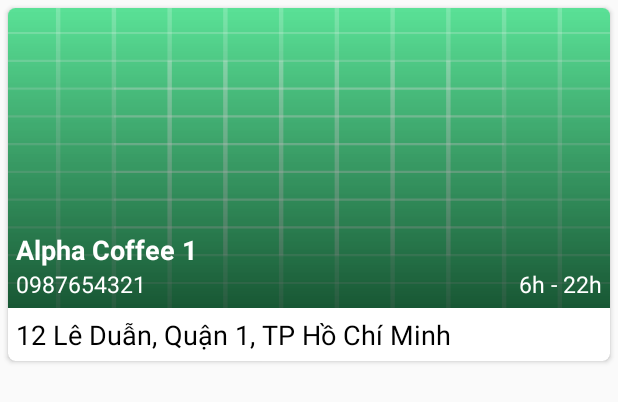
After one commit to thienphuc83/AlphaCoffee, an Android app: the layout item_cuahang.xml on its own in the app's theme, with its tools: preview values and no code run, on a phone screen of 412 x 824 dp. The commit adds this screen. Shown: the top 402 px of the screen. Run offline under Robolectric (Android 15) with nearby library versions, the phone set to English and light mode, and no system bars.

Commit message:
Xong phần Cửa Hàng

```diff
--- a/app/src/main/AndroidManifest.xml
+++ b/app/src/main/AndroidManifest.xml
@@ -24,7 +24,9 @@
                 <category android:name="android.intent.category.LAUNCHER" />
             </intent-filter>
         </activity>
-        <activity android:name=".activity.MainActivity" />
+        <activity android:name=".activity.MainActivity" >
+
+        </activity>
     </application>
 
 </manifest>
--- /dev/null
+++ b/app/src/main/res/drawable/custom_bg_item_img.xml
@@ -0,0 +1,9 @@
+<?xml version="1.0" encoding="utf-8"?>
+<shape android:shape="rectangle"
+    xmlns:android="http://schemas.android.com/apk/res/android">
+
+    <gradient android:angle="90"
+        android:startColor="#9A000000"
+        android:endColor="#26FFFFFF"
+        />
+</shape>
--- /dev/null
+++ b/app/src/main/res/drawable/ic_back.xml
@@ -0,0 +1,4 @@
+<vector android:height="32dp" android:viewportHeight="512"
+    android:viewportWidth="512" android:width="32dp" xmlns:android="http://schemas.android.com/apk/res/android">
+    <path android:fillColor="#FF000000" android:pathData="M493.519,211.306c-11.937,-11.936 -27.807,-18.509 -44.727,-18.509l-233.002,-0.003l28.465,-28.464c11.957,-11.941 18.542,-27.823 18.542,-44.722c0,-34.849 -28.354,-63.2 -63.219,-63.2c-16.874,0 -32.741,6.573 -44.681,18.512L18.601,211.22c-8.841,8.806 -14.828,19.891 -17.315,32.056C0.432,247.441 0,251.722 0,256.001c0,16.929 6.607,32.832 18.583,44.761l136.288,136.287c11.939,11.958 27.822,18.543 44.723,18.543c34.849,0 63.201,-28.353 63.203,-63.201c0.002,-16.879 -6.571,-32.752 -18.512,-44.696l-28.493,-28.493h233.034c16.886,0 32.76,-6.574 44.694,-18.513C518.16,276.045 518.16,235.949 493.519,211.306z"/>
+</vector>
--- a/app/src/main/res/layout/fragment_newspaper.xml
+++ b/app/src/main/res/layout/fragment_newspaper.xml
@@ -17,7 +17,6 @@
             android:layout_centerVertical="true"
             android:layout_marginLeft="10dp"
             android:text="Tin tức mới"
-            android:fontFamily="sans-serif-medium"
             android:textColor="@color/colorBlack"
             android:textSize="20sp"
             android:textStyle="bold" />
--- /dev/null
+++ b/app/src/main/res/layout/item_cuahang.xml
@@ -0,0 +1,106 @@
+<?xml version="1.0" encoding="utf-8"?>
+<androidx.cardview.widget.CardView xmlns:android="http://schemas.android.com/apk/res/android"
+    xmlns:app="http://schemas.android.com/apk/res-auto"
+    android:layout_width="match_parent"
+    android:layout_height="wrap_content"
+    android:layout_margin="5dp"
+    app:cardCornerRadius="5dp">
+
+    <LinearLayout
+        android:layout_width="match_parent"
+        android:layout_height="match_parent"
+        android:orientation="vertical">
+
+        <FrameLayout
+            android:layout_width="match_parent"
+            android:layout_height="match_parent"
+            android:orientation="vertical">
+
+            <ImageView
+                android:id="@+id/imgcuahang"
+                android:layout_width="match_parent"
+                android:layout_height="200dp"
+                android:scaleType="fitXY"
+                android:src="@drawable/ic_launcher_background" />
+
+            <View
+                android:layout_width="match_parent"
+                android:layout_height="200dp"
+                android:background="@drawable/custom_bg_item_img" />
+
+            <LinearLayout
+                android:layout_width="match_parent"
+                android:layout_height="match_parent"
+                android:layout_margin="5dp"
+                android:gravity="bottom">
+
+                <LinearLayout
+                    android:layout_width="0dp"
+                    android:layout_height="wrap_content"
+                    android:layout_weight="7"
+                    android:orientation="vertical">
+
+                    <TextView
+                        android:id="@+id/tvtencuahang"
+                        android:layout_width="match_parent"
+                        android:layout_height="wrap_content"
+                        android:ellipsize="end"
+                        android:maxLines="1"
+                        android:text="Alpha Coffee 1"
+                        android:textColor="@color/colorWhite"
+                        android:textSize="18sp"
+                        android:textStyle="bold" />
+
+                    <TextView
+                        android:id="@+id/tvsdtcuahang"
+                        android:layout_width="wrap_content"
+                        android:layout_height="wrap_content"
+                        android:text="0987654321"
+                        android:textColor="@color/colorWhite"
+                        android:textSize="15sp" />
+                </LinearLayout>
+
+                <LinearLayout
+                    android:layout_width="0dp"
+                    android:layout_height="wrap_content"
+                    android:layout_weight="3"
+                    android:gravity="right"
+                    android:orientation="vertical">
+
+                    <TextView
+                        android:id="@+id/tvgiomocua"
+                        android:layout_width="wrap_content"
+                        android:layout_height="wrap_content"
+                        android:layout_alignParentRight="true"
+                        android:text="6h - 22h"
+                        android:textColor="@color/colorWhite"
+                        android:textSize="15sp" />
+                </LinearLayout>
+
+
+            </LinearLayout>
+
+
+        </FrameLayout>
+
+        <LinearLayout
+            android:layout_width="match_parent"
+            android:layout_height="wrap_content"
+            android:orientation="horizontal"
+            android:padding="5dp"
+            android:weightSum="10">
+
+
+            <TextView
+                android:id="@+id/tvdiachicuahang"
+                android:layout_width="match_parent"
+                android:layout_height="wrap_content"
+                android:ellipsize="end"
+                android:maxLines="1"
+                android:text="12 Lê Duẫn, Quận 1, TP Hồ Chí Minh"
+                android:textColor="@color/colorBlack"
+                android:textSize="18sp" />
+        </LinearLayout>
+    </LinearLayout>
+
+</androidx.cardview.widget.CardView>
--- a/build.gradle
+++ b/build.gradle
@@ -6,7 +6,7 @@
     }
     dependencies {
         classpath "com.android.tools.build:gradle:4.0.0"
-
+        classpath 'com.google.gms:google-services:4.3.4'
         // NOTE: Do not place your application dependencies here; they belong
         // in the individual module build.gradle files
     }
```
Also changed, not shown: app/build.gradle (+14 -3 lines), app/src/main/java/com/example/alphacoffee/activity/MainActivity.java (+8 -0 lines), app/src/main/java/com/example/alphacoffee/adapter/CuaHangAdapter.java (added, +67 -0 lines), app/src/main/java/com/example/alphacoffee/fragment/FragmentStore.java (+72 -0 lines), app/src/main/java/com/example/alphacoffee/model/CuaHang.java (added, +60 -0 lines), app/src/main/res/layout/fragment_store.xml (+8 -4 lines), app/src/main/res/drawable/example.jpg, 1 other file.
